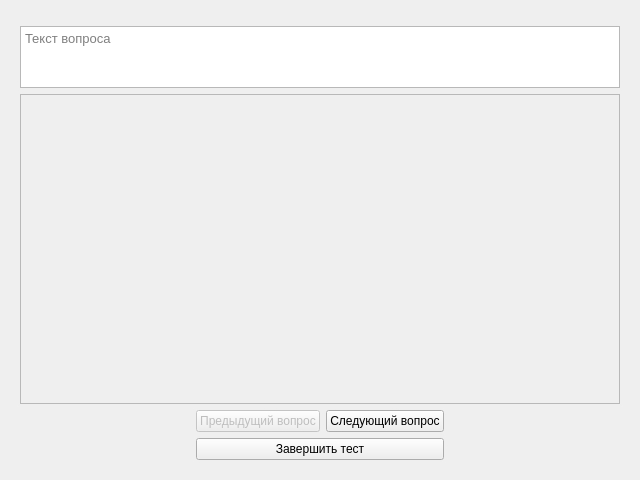
Qt form frontend/PsyTest/testform.ui (TEXH4Pb/PsyTest) before a commit.
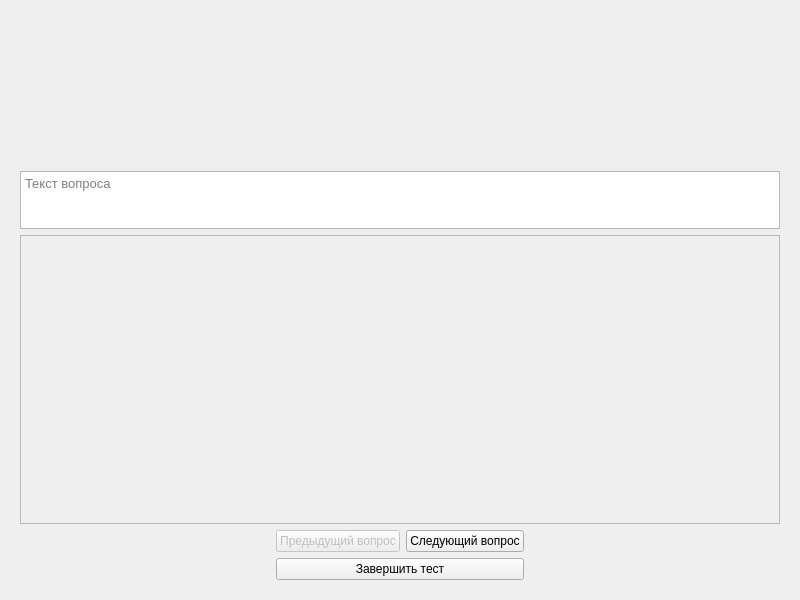
The same form after that commit. The open tabs and pages were chosen to show the change. Icons and pictures are not drawn.

Diff of the .ui file:
```diff
--- a/frontend/PsyTest/testform.ui
+++ b/frontend/PsyTest/testform.ui
@@ -6,8 +6,8 @@
    <rect>
     <x>0</x>
     <y>0</y>
-    <width>640</width>
-    <height>480</height>
+    <width>800</width>
+    <height>600</height>
    </rect>
   </property>
   <property name="sizePolicy">
@@ -127,11 +127,11 @@
       </layout>
      </widget>
      <widget class="QWidget" name="testPage">
-      <layout class="QGridLayout" name="gridLayout_2" rowstretch="0,2,10,1,1">
+      <layout class="QGridLayout" name="gridLayout_2" rowstretch="5,2,10,1,1">
        <item row="0" column="0" colspan="4">
         <widget class="QLabel" name="questionImageLabel">
          <property name="sizePolicy">
-          <sizepolicy hsizetype="Preferred" vsizetype="Ignored">
+          <sizepolicy hsizetype="MinimumExpanding" vsizetype="MinimumExpanding">
            <horstretch>0</horstretch>
            <verstretch>0</verstretch>
           </sizepolicy>
@@ -188,7 +188,7 @@
             <x>0</x>
             <y>0</y>
             <width>598</width>
-            <height>301</height>
+            <height>212</height>
            </rect>
           </property>
           <layout class="QVBoxLayout" name="verticalLayout_2"/>
```
Left out of the diff: 10 changed lines with no effect on the pictures.
